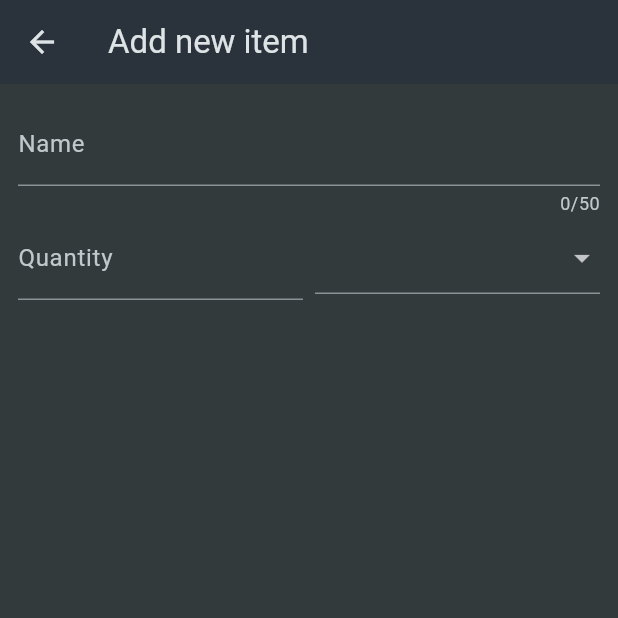
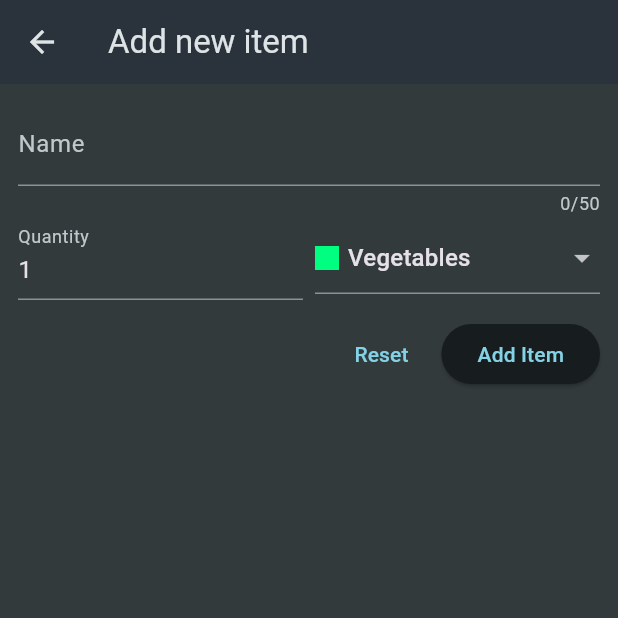
Before and after one commit to earljohnryrodrigo-gif/CSIT-284-RODRIGO, a Flutter app: the screen it shows after launch, after a tap on the "add" icon, on a phone screen of 412 x 824 dp, the top half of it. Run offline on Flutter 3.47's test engine with Material 3 defaults, Android fonts, the phone set to English and light mode, and no system bars; our stand-ins replace flutter_riverpod, google_fonts, transparent_image.

Commit message:
Perform add item

```diff
--- a/shopping_list/lib/widgets/grocery_list.dart
+++ b/shopping_list/lib/widgets/grocery_list.dart
@@ -1,6 +1,6 @@
 import 'package:flutter/material.dart';
 
-import 'package:shopping_list/data/dummy_items.dart';
+import 'package:shopping_list/models/grocery_item.dart';
 import 'package:shopping_list/widgets/new_item.dart';
 
 class GroceryList extends StatefulWidget {
@@ -11,15 +11,44 @@
 }
 
 class _GroceryListState extends State<GroceryList> {
-  void _addItem(){
-    Navigator.of(context).push(
+
+  List<GroceryItem> _groceryItems = [];
+
+  void _addItem() async {
+    final newItem = await Navigator.of(context).push(
       MaterialPageRoute(
         builder: (ctx) => const NewItem())
     );
+    if(newItem == null){
+      return;
+    }
+    setState(() {
+      _groceryItems.add(newItem);
+    });
   }
 
   @override
   Widget build(BuildContext context) {
+    Widget content =  ListView.builder(
+        itemCount: _groceryItems.length,
+        itemBuilder: (ctx, index) => ListTile(
+          title: Text(_groceryItems[index].name),
+          leading: Container(
+            width: 24,
+            height: 24,
+            color: _groceryItems[index].category.color,
+          ),
+          trailing: Text(
+            _groceryItems[index].quantity.toString(),
+          ),
+        ),
+      );
+
+      if(_groceryItems.isEmpty){
+        content = const Center(
+          child: Text('No items added yet.'),
+        );
+      }
     return Scaffold(
       appBar: AppBar(
         title: const Text('Your Groceries'),
@@ -27,20 +56,7 @@
           IconButton(onPressed: _addItem, icon: const Icon(Icons.add)),
         ],
       ),
-      body: ListView.builder(
-        itemCount: groceryItems.length,
-        itemBuilder: (ctx, index) => ListTile(
-          title: Text(groceryItems[index].name),
-          leading: Container(
-            width: 24,
-            height: 24,
-            color: groceryItems[index].category.color,
-          ),
-          trailing: Text(
-            groceryItems[index].quantity.toString(),
-          ),
-        ),
-      ),
+      body: content
     );
   }
 }
--- a/shopping_list/lib/widgets/new_item.dart
+++ b/shopping_list/lib/widgets/new_item.dart
@@ -1,5 +1,7 @@
 import 'package:flutter/material.dart';
 import 'package:shopping_list/data/categories.dart';
+import 'package:shopping_list/models/category.dart';
+import 'package:shopping_list/models/grocery_item.dart';
 
 class NewItem extends StatefulWidget{
   const NewItem({super.key});
@@ -10,6 +12,25 @@
 }
 
 class _NewItemState extends State<NewItem>{
+  final _formKey = GlobalKey<FormState>();
+  var _enteredName = '';
+  var _enteredQuantity = 1;
+  var selectedCategory = categories[Categories.vegetables];
+
+  void _saveItem() {
+    if(_formKey.currentState!.validate()){
+      _formKey.currentState!.save();
+      Navigator.of( context).pop(
+        GroceryItem(
+          id: DateTime.now().toString(),
+          name: _enteredName,
+          quantity: _enteredQuantity,
+          category: selectedCategory!,
+        )
+      );
+    }
+
+  }
   @override
   Widget build(BuildContext context) {
     return Scaffold(
@@ -18,15 +39,19 @@
       ),
       body: Padding(padding: EdgeInsets.all(12),
       child: Form(
+        key: _formKey,
         child: Column(
         children: [
           TextFormField(
             maxLength: 50,
             decoration: InputDecoration(
-              label: Text('Name'),
+              label: const Text('Name'),
             ),
+            onSaved: (value) {
+              _enteredName = value!;
+            },
             validator: (value) {
-              if (value == null || value.isEmpty) {
+              if (value == null || value.isEmpty || value.trim().length <= 1) {
                 return 'Name must not be empty';
               }
               return null;
@@ -39,12 +64,16 @@
                 child: TextFormField(
                   keyboardType: TextInputType.number,
                   decoration: InputDecoration(
-                    label: Text('Quantity'),
+                    label: const Text('Quantity'),
                   ),
+                  initialValue: _enteredQuantity.toString(),
+                  onSaved: (value) {
+                    _enteredQuantity = int.parse(value!);
+                  },
                   validator: (value) {
                     if (value == null ||
                         int.tryParse(value) == null ||
-                        int.parse(value) <= 0) {
+                        int.parse(value)! <= 0) {
                       return 'Input must be number';
                     }
                     return null;
@@ -54,25 +83,48 @@
               const SizedBox(width: 8),
               Expanded(
                 child: DropdownButtonFormField(
+                  initialValue: selectedCategory,
+                  value: selectedCategory,
                   items: [
-                    for (final category in categories.entries)
+                    for (final category in categories.values)
                       DropdownMenuItem(
-                        value: category.value,
+                        value: category,
                         child: Row(
                           children: [
                             Container(
                               width: 16,
                               height: 16,
-                              color: category.value.color,
+                              color: category.color,
                             ),
                             const SizedBox(width: 6),
-                            Text(category.value.title),
+                            Text(category.title),
                           ],
                         ),
                       ),
                   ],
-                  onChanged: (value) {},
+                  onChanged: (value) {
+                    setState(() {
+                      selectedCategory = value!;
+                    });
+                  },
                 ),
+              ),
+            ],
+          ),
+          const SizedBox(height: 12),
+          Row(
+            mainAxisAlignment: MainAxisAlignment.end,
+            children: [
+              TextButton(
+                onPressed: () {
+                  _formKey.currentState!.reset();
+                },
+                child: const Text('Reset'),
+              ),
+              const SizedBox(width: 8),
+              ElevatedButton(
+                onPressed: _saveItem,
+                child: const Text('Add Item'),
               ),
             ],
           ),
```
